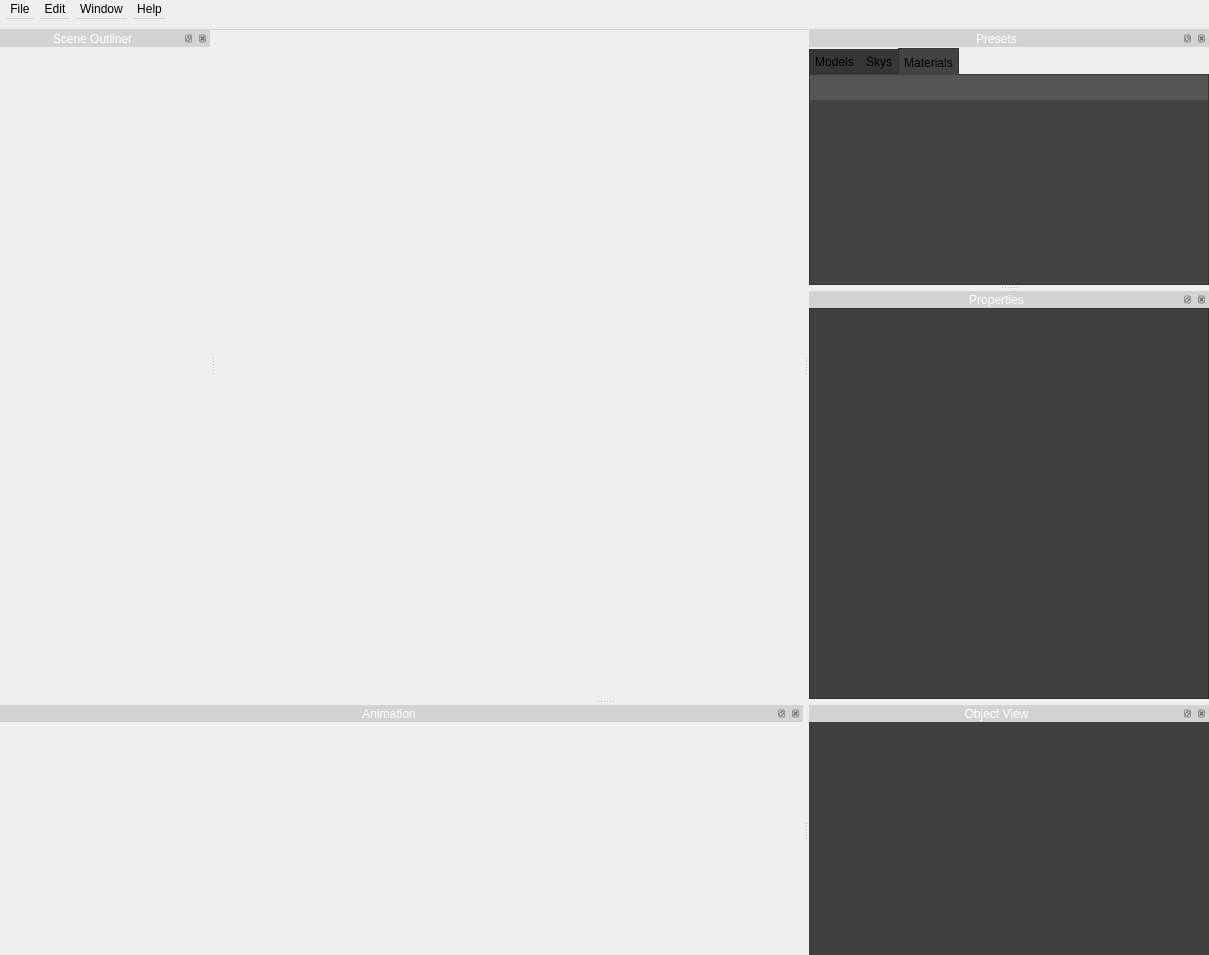
Old version of the form src/newmainwindow.ui in the repository jahshaka/Studio.
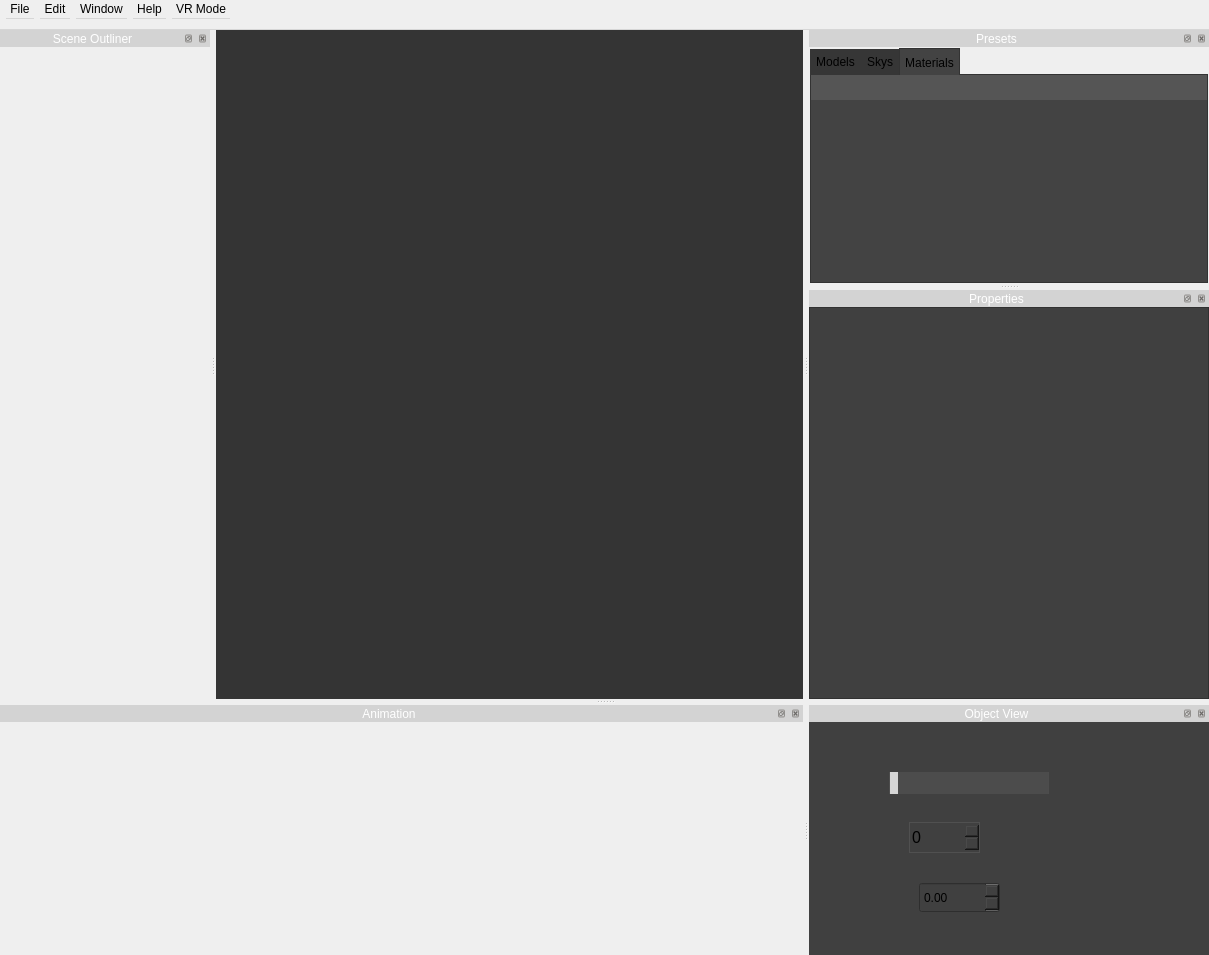
New version of the form. The open tabs and pages were chosen to show the change. Icons and pictures are not drawn. Custom widgets are drawn as their Qt base class.

Diff of the .ui file:
```diff
--- a/src/newmainwindow.ui
+++ b/src/newmainwindow.ui
@@ -31,7 +31,35 @@
 */
 
 /*
-Tab Sections
+*
+* Tree View Widget ============================================================================
+*
+*/
+
+QTreeView::item {
+   padding: 2px;
+}
+
+QTreeView::item:hover {
+    background: #42b5e8;
+}
+
+QTreeView::item:selected {
+    background: #1e90ff;
+}
+
+QTreeView::item:selected:active{
+    background: #1e90ff;
+}
+
+QTreeView::item:selected:!active {
+    background: #98dbf8;
+}
+
+/*
+*
+Tab Sections ============================================================================
+*
 */
 
 QTabWidget::pane{
@@ -75,7 +103,9 @@
 }
 
 /*
-*Dock Widget Styling Section
+*
+*Dock Widget Styling Section ============================================================================
+*
 */
 
 QDockWidget {
@@ -86,6 +116,10 @@
 	color: rgb(255, 255, 255);
 }
 
+QDockWidget:hover {
+background-color: rgb(30, 144, 255);
+}
+
 QDockWidget::title {
 	height: 100px;
     text-align: center; /* align the text to the left */
@@ -109,10 +143,31 @@
     padding: 1px -1px -1px 1px;
 }
 
+
 /*
-* Labels, TextEdits Sliders and Nobs
+*
+* Labels, Buttons ============================================================================
+*
 */
 
+QPushButton  {
+    border: none;
+	background-color: rgb(68, 68, 68);
+}
+
+QPushButton:hover {
+	background-color: rgb(30, 144, 255);
+}
+
+QToolButton {
+    border: none;
+	background-color: rgb(68, 68, 68);
+}
+
+QToolButton:hover{
+	background-color: rgb(30, 144, 255);
+}
+
 QToolTip {
     border: 2px solid darkkhaki;
     padding: 5px;
@@ -130,6 +185,12 @@
 color: rgb(172, 172, 172);
 }
 
+/*
+*
+* Sliders settings ============================================================================
+*
+*/
+
 QSlider::groove:horizontal {
 border: 1px solid #999999;
 height: 30px;
@@ -154,7 +215,91 @@
 
 QSlider::handle:horizontal:hover {
 background-color: rgb(30, 144, 255);
-}</string>
+}
+
+/*
+*Spinbox settings ============================================================================
+*/
+
+QSpinBox {
+    padding-right: 15px; /* make room for the arrows */
+    border-width: 1;  
+	border: 1px solid  rgb(40, 40, 40);
+}
+
+QSpinBox::up-button {
+	
+	background-color: rgb(50, 50, 50);
+	border-image: url(:/app/icons/up-arrow.svg) 1;
+    border-width:.2;  
+	margin-bottom:1px;
+
+}
+
+QSpinBox::up-button:hover {
+	background-color: rgb(30, 144, 255);
+}
+
+QSpinBox::up-button:pressed {	
+	background-color: rgb(30, 144, 255);
+}
+
+
+QSpinBox::down-button {
+	background-color: rgb(50, 50, 50);
+	border-image:  url(:/app/icons/down-arrow.svg);
+    border-width:.2;  
+	margin-top:1px;
+}
+
+QSpinBox::down-button:hover {
+	background-color: rgb(30, 144, 255);
+}
+
+QSpinBox::down-button:pressed {
+	background-color: rgb(30, 144, 255);
+}
+
+QSpinBox {
+    padding-right: 15px; /* make room for the arrows */
+    border-width: 1;  
+	border: 1px solid  rgb(80, 80, 80);
+}
+
+QDoubleSpinBox::up-button {
+	
+	background-color: rgb(50, 50, 50);
+	border-image: url(:/app/icons/up-arrow.svg) 1;
+    border-width:.2;  
+	margin-bottom:1px;
+
+}
+
+QDoubleSpinBox::up-button:hover {
+	background-color: rgb(30, 144, 255);
+}
+
+QDoubleSpinBox::up-button:pressed {	
+	background-color: rgb(30, 144, 255);
+}
+
+
+QDoubleSpinBox::down-button {
+	background-color: rgb(50, 50, 50);
+	border-image:  url(:/app/icons/down-arrow.svg);
+    border-width:.2;  
+	margin-top:1px;
+}
+
+QDoubleSpinBox::down-button:hover {
+	background-color: rgb(30, 144, 255);
+}
+
+QDoubleSpinBox::down-button:pressed {
+	background-color: rgb(30, 144, 255);
+}
+
+</string>
   </property>
   <property name="iconSize">
    <size>
@@ -177,10 +322,45 @@
      <number>0</number>
     </property>
     <item row="0" column="0">
-     <widget class="QWidget" name="sceneContainer" native="true">
+     <widget class="QWidget" name="backgroundscene" native="true">
       <property name="styleSheet">
-       <string notr="true"/>
+       <string notr="true">QWidget#backgroundscene {
+background-color: rgb(52, 52, 52);
+}
+
+QWidget#backgroundscene:hover {
+background-color: rgb(30, 144, 255);
+}
+
+QWidget#backgroundscene:selected:active {
+background-color: rgb(30, 144, 255);
+}
+
+QWidget#backgroundscene:selected:!active {
+background-color: rgb(52, 52, 52);
+}</string>
       </property>
+      <layout class="QGridLayout" name="gridLayout_6">
+       <property name="leftMargin">
+        <number>1</number>
+       </property>
+       <property name="topMargin">
+        <number>1</number>
+       </property>
+       <property name="rightMargin">
+        <number>1</number>
+       </property>
+       <property name="bottomMargin">
+        <number>1</number>
+       </property>
+       <item row="0" column="0">
+        <widget class="QWidget" name="sceneContainer" native="true">
+         <property name="styleSheet">
+          <string notr="true"/>
+         </property>
+        </widget>
+       </item>
+      </layout>
      </widget>
     </item>
    </layout>
@@ -191,7 +371,7 @@
      <x>0</x>
      <y>0</y>
      <width>1209</width>
-     <height>34</height>
+     <height>30</height>
     </rect>
    </property>
    <property name="sizePolicy">
@@ -299,10 +479,19 @@
      <string>Window</string>
     </property>
    </widget>
+   <widget class="QMenu" name="menuVR_Mode">
+    <property name="title">
+     <string>VR Mode</string>
+    </property>
+    <property name="separatorsCollapsible">
+     <bool>false</bool>
+    </property>
+   </widget>
    <addaction name="menuFile"/>
    <addaction name="menuEdit"/>
    <addaction name="menuWindow"/>
    <addaction name="menuHelp"/>
+   <addaction name="menuVR_Mode"/>
   </widget>
   <widget class="QDockWidget" name="sceneHierarchyDock">
    <property name="minimumSize">
@@ -313,8 +502,8 @@
    </property>
    <property name="maximumSize">
     <size>
-     <width>16777215</width>
-     <height>16777215</height>
+     <width>524287</width>
+     <height>524287</height>
     </size>
    </property>
    <property name="styleSheet">
@@ -327,6 +516,12 @@
     <number>1</number>
    </attribute>
    <widget class="SceneHeirarchyWidget" name="sceneHierarchy">
+    <property name="styleSheet">
+     <string notr="true">:hover{
+
+    border: 1px solid rgb(30, 144, 255);
+}</string>
+    </property>
     <layout class="QVBoxLayout" name="verticalLayout">
      <property name="spacing">
       <number>0</number>
@@ -369,26 +564,35 @@
     <number>2</number>
    </attribute>
    <widget class="QWidget" name="layout">
+    <property name="styleSheet">
+     <string notr="true">:hover{
+
+    border: 1px solid rgb(30, 144, 255);
+}</string>
+    </property>
     <layout class="QGridLayout" name="gridLayout_2">
      <property name="leftMargin">
-      <number>0</number>
+      <number>1</number>
      </property>
      <property name="topMargin">
       <number>0</number>
      </property>
      <property name="rightMargin">
-      <number>0</number>
+      <number>1</number>
      </property>
      <property name="bottomMargin">
-      <number>0</number>
+      <number>1</number>
      </property>
      <property name="spacing">
       <number>0</number>
      </property>
      <item row="0" column="0">
       <widget class="QTabWidget" name="tabWidget">
+       <property name="styleSheet">
+        <string notr="true">border: none;</string>
+       </property>
        <property name="currentIndex">
-        <number>0</number>
+        <number>2</number>
        </property>
        <widget class="QWidget" name="tamodelsb_3">
         <attribute name="title">
@@ -782,7 +986,8 @@
             </size>
            </property>
            <property name="styleSheet">
-            <string notr="true">background-color: rgb(85, 85, 85);</string>
+            <string notr="true">background-color: rgb(85, 85, 85);
+border: none;</string>
            </property>
            <layout class="QVBoxLayout" name="verticalLayout_7">
             <property name="spacing">
@@ -944,6 +1149,12 @@
     <number>8</number>
    </attribute>
    <widget class="QWidget" name="layout_2">
+    <property name="styleSheet">
+     <string notr="true">:hover{
+
+    border: 1px solid rgb(30, 144, 255);
+}</string>
+    </property>
     <layout class="QGridLayout" name="gridLayout_5">
      <property name="leftMargin">
       <number>0</number>
@@ -961,7 +1172,11 @@
       <number>0</number>
      </property>
      <item row="1" column="0">
-      <widget class="AnimationWidget" name="animationtimeline"/>
+      <widget class="AnimationWidget" name="animationtimeline">
+       <property name="styleSheet">
+        <string notr="true">border: none;</string>
+       </property>
+      </widget>
      </item>
      <item row="0" column="0">
       <widget class="MainTimelineWidget" name="mainTimeline" native="true">
@@ -984,7 +1199,7 @@
         </size>
        </property>
        <property name="styleSheet">
-        <string notr="true"/>
+        <string notr="true">border: none;</string>
        </property>
       </widget>
      </item>
@@ -995,7 +1210,7 @@
    <property name="minimumSize">
     <size>
      <width>89</width>
-     <height>320</height>
+     <height>322</height>
     </size>
    </property>
    <property name="windowTitle">
@@ -1005,6 +1220,12 @@
     <number>2</number>
    </attribute>
    <widget class="QWidget" name="dockWidgetContents">
+    <property name="styleSheet">
+     <string notr="true">:hover{
+
+    border: 1px solid rgb(30, 144, 255);
+}</string>
+    </property>
     <layout class="QGridLayout" name="gridLayout_3">
      <property name="leftMargin">
       <number>0</number>
@@ -1027,7 +1248,8 @@
         </size>
        </property>
        <property name="styleSheet">
-        <string notr="true">background-color: rgb(64, 64, 64);</string>
+        <string notr="true">background-color: rgb(64, 64, 64);
+</string>
        </property>
        <property name="sizeAdjustPolicy">
         <enum>QAbstractScrollArea::AdjustToContents</enum>
@@ -1041,9 +1263,12 @@
           <x>0</x>
           <y>0</y>
           <width>398</width>
-          <height>388</height>
+          <height>392</height>
          </rect>
         </property>
+        <property name="styleSheet">
+         <string notr="true">border:none;</string>
+        </property>
        </widget>
       </widget>
      </item>
@@ -1072,7 +1297,58 @@
    <attribute name="dockWidgetArea">
     <number>8</number>
    </attribute>
-   <widget class="QWidget" name="objectview"/>
+   <widget class="QWidget" name="objectview">
+    <property name="styleSheet">
+     <string notr="true">:hover{
+
+    border: 1px solid rgb(30, 144, 255);
+}</string>
+    </property>
+    <widget class="QSlider" name="horizontalSlider">
+     <property name="geometry">
+      <rect>
+       <x>80</x>
+       <y>50</y>
+       <width>160</width>
+       <height>22</height>
+      </rect>
+     </property>
+     <property name="orientation">
+      <enum>Qt::Horizontal</enum>
+     </property>
+    </widget>
+    <widget class="QSpinBox" name="spinBox">
+     <property name="geometry">
+      <rect>
+       <x>100</x>
+       <y>100</y>
+       <width>71</width>
+       <height>31</height>
+      </rect>
+     </property>
+     <property name="minimumSize">
+      <size>
+       <width>0</width>
+       <height>20</height>
+      </size>
+     </property>
+     <property name="font">
+      <font>
+       <pointsize>12</pointsize>
+      </font>
+     </property>
+    </widget>
+    <widget class="QDoubleSpinBox" name="doubleSpinBox">
+     <property name="geometry">
+      <rect>
+       <x>110</x>
+       <y>160</y>
+       <width>81</width>
+       <height>31</height>
+      </rect>
+     </property>
+    </widget>
+   </widget>
   </widget>
   <action name="actionSave">
    <property name="icon">
```
